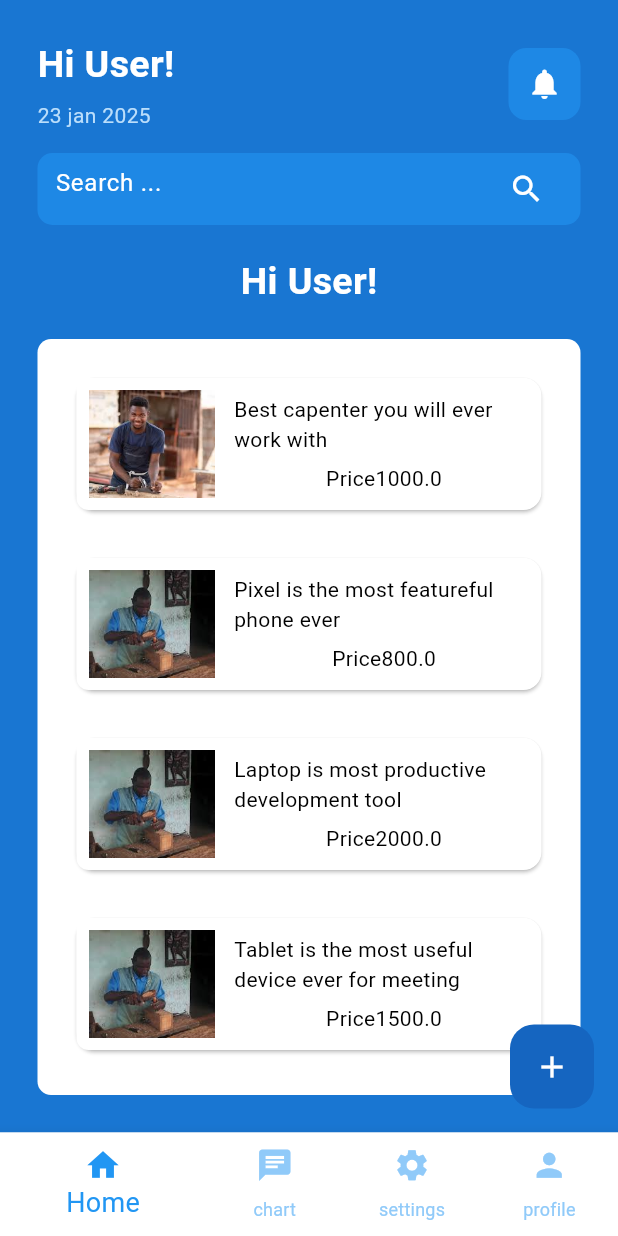
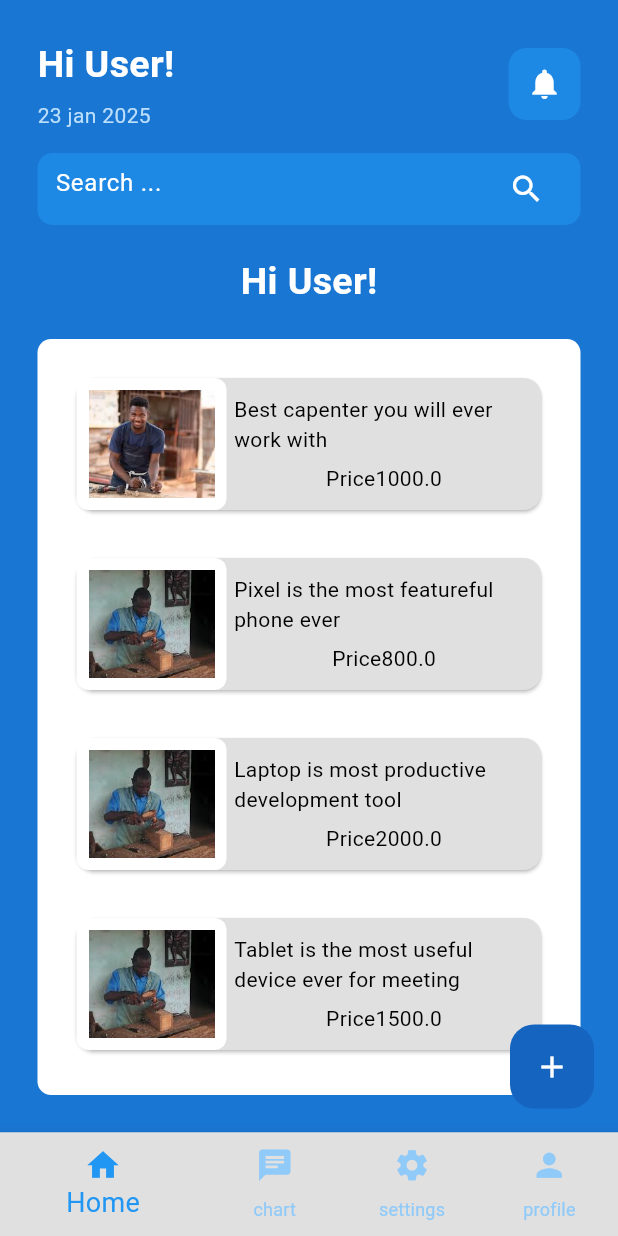
Before and after one commit to WagueSekou/artisanApp, a Flutter app: the screen it shows after launch, on a phone screen of 412 x 824 dp. Run offline on Flutter 3.47's test engine with Material 3 defaults, Android fonts, the phone set to English and light mode, and no system bars; drawn by our look-alikes of flutter_slidable.

Commit message:
3th commit

```diff
--- a/lib/Pages/artisan1.dart
+++ b/lib/Pages/artisan1.dart
@@ -77,7 +77,7 @@ class ArtisanHomePage extends StatelessWidget {
                     mainAxisAlignment: MainAxisAlignment.spaceEvenly,
                     children: <Widget>[
                       Text(description),
-                      Text("Price${price}")
+                      Text("Price$price")
                     ],
                   ),
                 ))
--- a/lib/Pages/components/artisanTileUI.dart
+++ b/lib/Pages/components/artisanTileUI.dart
@@ -53,7 +53,7 @@ class ArtisanTileUI extends StatelessWidget {
                   mainAxisAlignment: MainAxisAlignment.spaceEvenly,
                   children: <Widget>[
                     Text(description),
-                    Text("Price${price}")
+                    Text("Price$price")
                   ],
                 ),
               ))
--- a/lib/Pages/theme/darkMode.dart
+++ b/lib/Pages/theme/darkMode.dart
@@ -3,7 +3,7 @@ import 'package:flutter/material.dart';
 //this is the part reponsible for dark mode
 ThemeData darkMode =
     ThemeData( colorScheme: ColorScheme.dark(
-      background: Colors.grey.shade800,
+      surface: Colors.grey.shade800,
       primary: Colors.grey.shade600,
       secondary: Colors.grey.shade800,
       inversePrimary: Colors.grey.shade300,
--- a/lib/Pages/theme/lightMode.dart
+++ b/lib/Pages/theme/lightMode.dart
@@ -2,7 +2,7 @@ import 'package:flutter/material.dart';
 
 ThemeData lightMode = ThemeData(
     colorScheme: ColorScheme.light(
-        background: Colors.grey.shade300,
+        surface: Colors.grey.shade300,
         primary: Colors.grey.shade500,
         secondary: Colors.grey.shade200,
         inversePrimary: Colors.grey.shade800));
--- a/lib/reusable/bottomNavBar.dart
+++ b/lib/reusable/bottomNavBar.dart
@@ -24,7 +24,7 @@ class _HomebottomnavState extends State<Homebottomnav> {
   }
 
 //Pages of the bottomNavBar items
-  List<Widget> _pages = [
+  final List<Widget> _pages = [
     HomePage(),
     ChartPage(),
     SettingsPage(),
```
